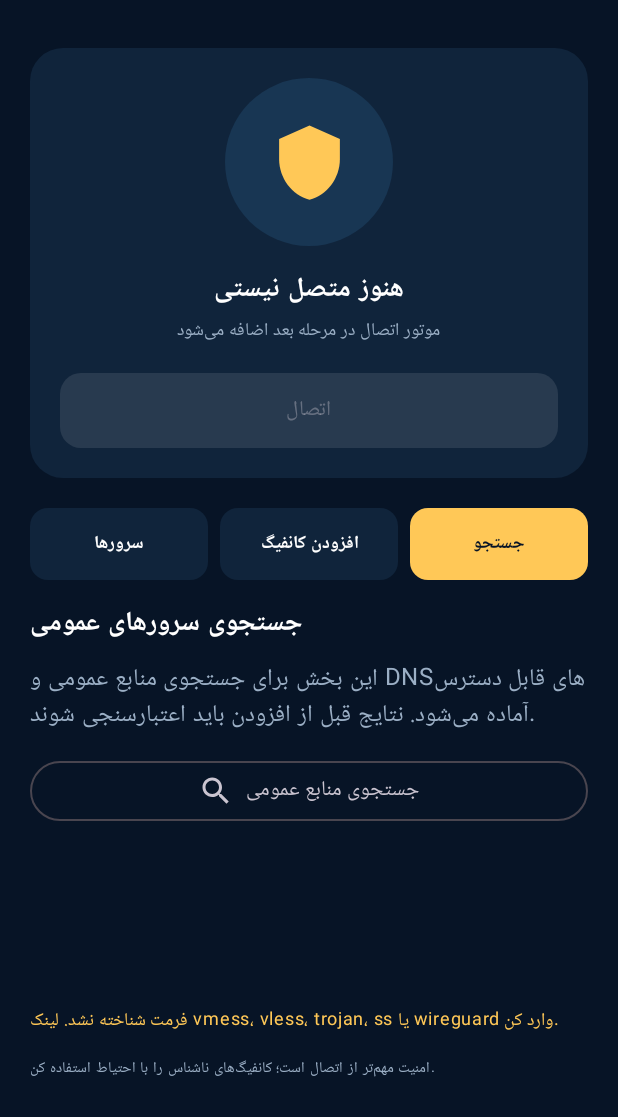
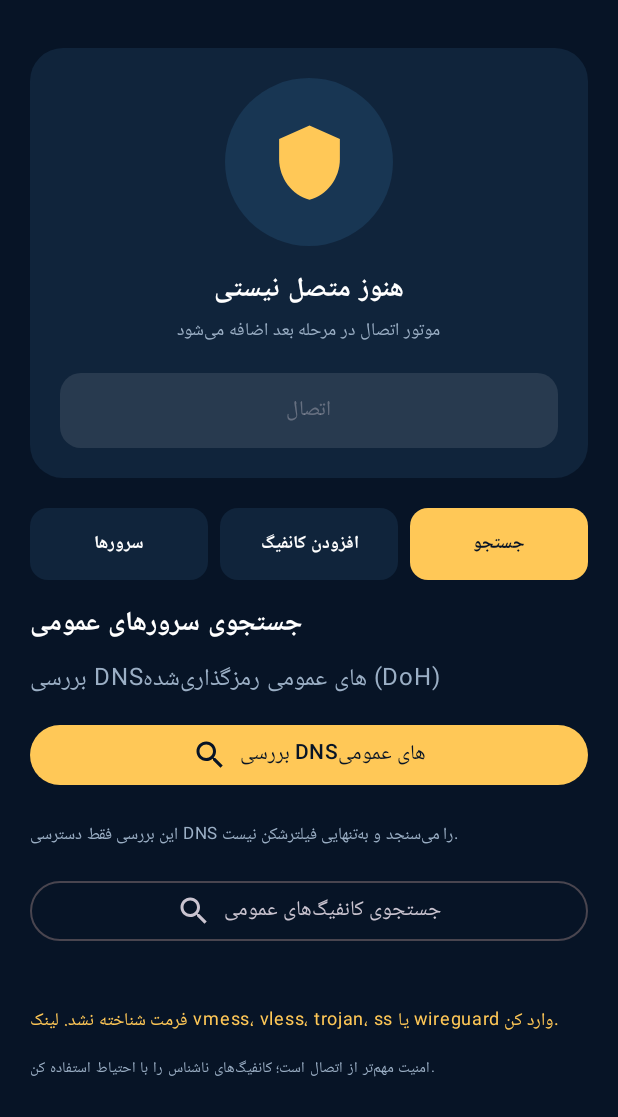
Before and after one commit to m09127252638-max/raha-vpn, an Android app built with Jetpack Compose: the screen it shows after launch (MainActivity), after a tap on "جستجو", on a phone screen of 412 x 824 dp, the part 119-1236 px from its top. Run offline under Robolectric (Android 15) with nearby library versions, the phone set to English and light mode, and no system bars; pictures from the network do not load; 3 other taps on this screen came first.

Commit message:
Add live public DNS-over-HTTPS checks to search screen

```diff
--- a/app/src/main/java/com/raha/vpn/MainActivity.kt
+++ b/app/src/main/java/com/raha/vpn/MainActivity.kt
@@ -23,6 +23,9 @@ import androidx.compose.ui.text.font.FontWeight
 import androidx.compose.ui.unit.dp
 import androidx.compose.ui.unit.sp
 import androidx.compose.ui.platform.LocalContext
+import kotlinx.coroutines.Dispatchers
+import kotlinx.coroutines.launch
+import kotlinx.coroutines.withContext
 
 private val Navy = Color(0xFF071426)
 private val Panel = Color(0xFF10243B)
@@ -48,6 +51,9 @@ fun RahaApp() {
     var message by remember { mutableStateOf("برای شروع، یک کانفیگ به رها اضافه کن.") }
     var servers by remember { mutableStateOf(savedServers) }
     var selectedServer by remember { mutableStateOf(savedServers.firstOrNull()) }
+    var dnsResults by remember { mutableStateOf<List<DnsResult>>(emptyList()) }
+    var dnsChecking by remember { mutableStateOf(false) }
+    val coroutineScope = rememberCoroutineScope()
 
     MaterialTheme(colorScheme = darkColorScheme(background = Navy, surface = Panel, primary = Gold, onPrimary = Navy, onBackground = Color.White, onSurface = Color.White)) {
         Surface(Modifier.fillMaxSize(), color = Navy) {
@@ -132,10 +138,49 @@ fun RahaApp() {
                     else -> {
                         Text("جستجوی سرورهای عمومی", fontWeight = FontWeight.Bold, fontSize = 18.sp)
                         Spacer(Modifier.height(8.dp))
-                        Text("این بخش برای جستجوی منابع عمومی و DNSهای قابل دسترس آماده می‌شود. نتایج قبل از افزودن باید اعتبارسنجی شوند.", color = Muted)
+                        Text("بررسی DNSهای عمومی رمزگذاری‌شده (DoH)", color = Muted)
                         Spacer(Modifier.height(12.dp))
-                        OutlinedButton(onClick = { message = "جستجوی آنلاین در نسخه بعد، پس از پیاده‌سازی منبع امن و قابل اعتماد فعال می‌شود." }, modifier = Modifier.fillMaxWidth()) {
-                            Icon(Icons.Default.Search, null); Spacer(Modifier.width(8.dp)); Text("جستجوی منابع عمومی")
+                        Button(
+                            onClick = {
+                                if (!dnsChecking) {
+                                    dnsChecking = true
+                                    coroutineScope.launch {
+                                        val results = withContext(Dispatchers.IO) { DnsProbe.checkAll() }
+                                        dnsResults = results
+                                        dnsChecking = false
+                                    }
+                                }
+                            },
+                            enabled = !dnsChecking,
+                            modifier = Modifier.fillMaxWidth()
+                        ) {
+                            Icon(Icons.Default.Search, null)
+                            Spacer(Modifier.width(8.dp))
+                            Text(if (dnsChecking) "در حال بررسی..." else "بررسی DNSهای عمومی")
+                        }
+                        Spacer(Modifier.height(10.dp))
+                        dnsResults.forEach { result ->
+                            Card(
+                                colors = CardDefaults.cardColors(containerColor = Panel),
+                                modifier = Modifier.fillMaxWidth().padding(vertical = 4.dp)
+                            ) {
+                                Row(
+                                    Modifier.fillMaxWidth().padding(12.dp),
+                                    verticalAlignment = Alignment.CenterVertically
+                                ) {
+                                    Column(Modifier.weight(1f)) {
+                                        Text(result.provider, fontWeight = FontWeight.SemiBold)
+                                        Text(result.detail, color = Muted, fontSize = 12.sp)
+                                    }
+                                    Text(if (result.reachable) "فعال" else "ناموفق", color = if (result.reachable) Gold else Muted, fontSize = 12.sp)
+                                }
+                            }
+                        }
+                        Spacer(Modifier.height(8.dp))
+                        Text("این بررسی فقط دسترسی DNS را می‌سنجد و به‌تنهایی فیلترشکن نیست.", color = Muted, fontSize = 11.sp)
+                        Spacer(Modifier.height(14.dp))
+                        OutlinedButton(onClick = { message = "جستجوی کانفیگ‌های عمومی هنوز در حال آماده‌سازی است؛ کانفیگ ناشناس بدون اعتبارسنجی اضافه نمی‌شود." }, modifier = Modifier.fillMaxWidth()) {
+                            Icon(Icons.Default.Search, null); Spacer(Modifier.width(8.dp)); Text("جستجوی کانفیگ‌های عمومی")
                         }
                     }
                 }
```
